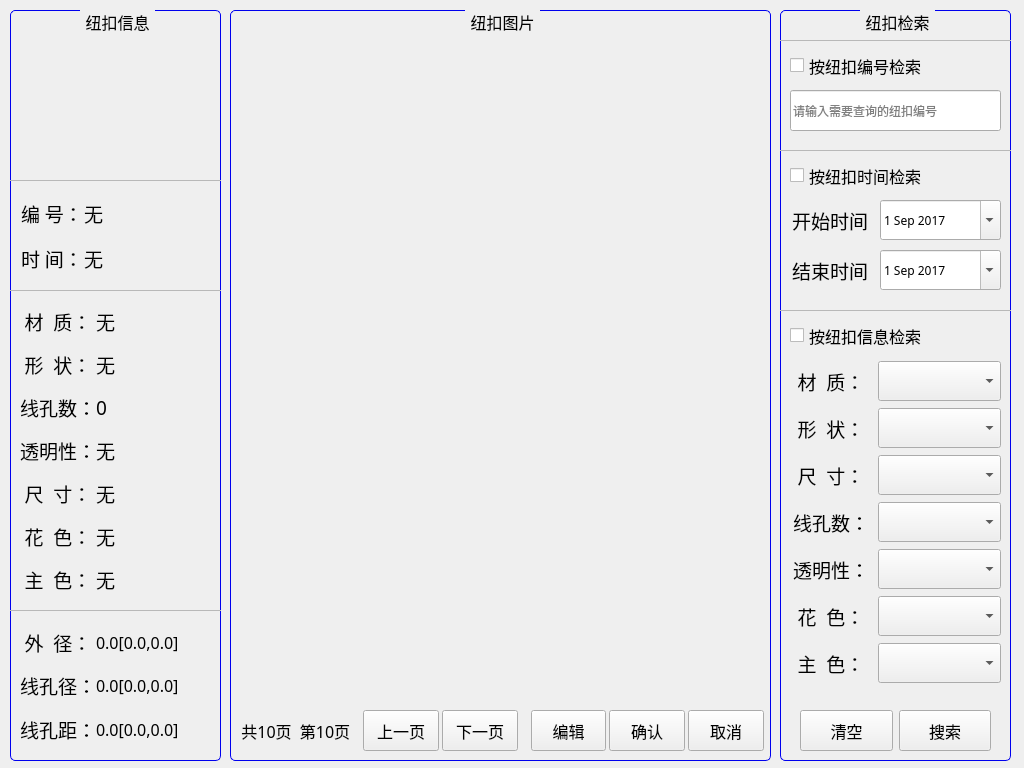
First picture: the form in Form/ButtonSelForm.ui, repository hkchenhao/MachineVisionControl, before the edit.
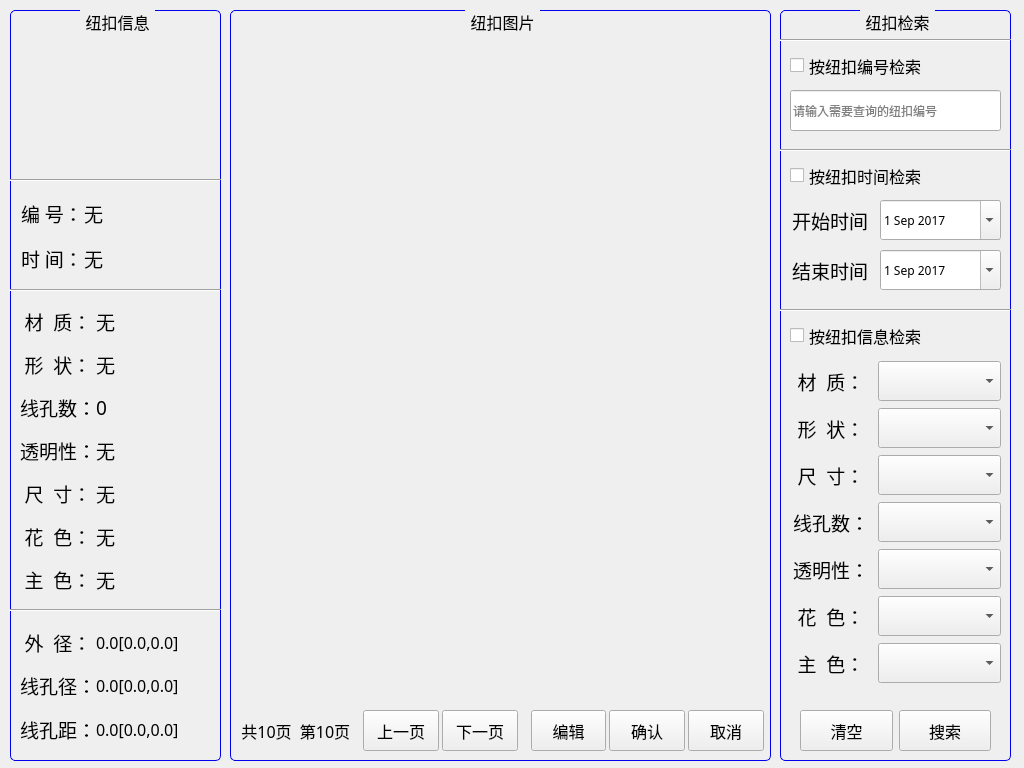
Second picture: the form after the edit. Icons and pictures are not drawn.

```diff
--- a/Form/ButtonSelForm.ui
+++ b/Form/ButtonSelForm.ui
@@ -611,61 +611,43 @@
      </item>
     </layout>
    </widget>
-   <widget class="QFrame" name="fram1_2">
+   <widget class="Line" name="line_1">
     <property name="geometry">
      <rect>
       <x>0</x>
-      <y>280</y>
+      <y>160</y>
       <width>211</width>
-      <height>1</height>
+      <height>21</height>
      </rect>
     </property>
-    <property name="frameShape">
-     <enum>QFrame::StyledPanel</enum>
+    <property name="orientation">
+     <enum>Qt::Horizontal</enum>
     </property>
-    <property name="frameShadow">
-     <enum>QFrame::Plain</enum>
-    </property>
-    <property name="lineWidth">
-     <number>0</number>
-    </property>
    </widget>
-   <widget class="QFrame" name="fram1_3">
+   <widget class="Line" name="line_2">
     <property name="geometry">
      <rect>
       <x>0</x>
-      <y>600</y>
+      <y>270</y>
       <width>211</width>
-      <height>1</height>
+      <height>21</height>
      </rect>
     </property>
-    <property name="frameShape">
-     <enum>QFrame::StyledPanel</enum>
+    <property name="orientation">
+     <enum>Qt::Horizontal</enum>
     </property>
-    <property name="frameShadow">
-     <enum>QFrame::Plain</enum>
-    </property>
-    <property name="lineWidth">
-     <number>0</number>
-    </property>
    </widget>
-   <widget class="QFrame" name="fram1_1">
+   <widget class="Line" name="line_3">
     <property name="geometry">
      <rect>
       <x>0</x>
-      <y>170</y>
+      <y>590</y>
       <width>211</width>
-      <height>1</height>
+      <height>21</height>
      </rect>
     </property>
-    <property name="frameShape">
-     <enum>QFrame::StyledPanel</enum>
-    </property>
-    <property name="frameShadow">
-     <enum>QFrame::Plain</enum>
-    </property>
-    <property name="lineWidth">
-     <number>0</number>
+    <property name="orientation">
+     <enum>Qt::Horizontal</enum>
     </property>
    </widget>
   </widget>
@@ -1385,63 +1367,6 @@
      <string>按纽扣编号检索</string>
     </property>
    </widget>
-   <widget class="QFrame" name="fram2_2">
-    <property name="geometry">
-     <rect>
-      <x>0</x>
-      <y>140</y>
-      <width>231</width>
-      <height>1</height>
-     </rect>
-    </property>
-    <property name="frameShape">
-     <enum>QFrame::StyledPanel</enum>
-    </property>
-    <property name="frameShadow">
-     <enum>QFrame::Plain</enum>
-    </property>
-    <property name="lineWidth">
-     <number>0</number>
-    </property>
-   </widget>
-   <widget class="QFrame" name="fram2_1">
-    <property name="geometry">
-     <rect>
-      <x>0</x>
-      <y>30</y>
-      <width>231</width>
-      <height>1</height>
-     </rect>
-    </property>
-    <property name="frameShape">
-     <enum>QFrame::StyledPanel</enum>
-    </property>
-    <property name="frameShadow">
-     <enum>QFrame::Plain</enum>
-    </property>
-    <property name="lineWidth">
-     <number>0</number>
-    </property>
-   </widget>
-   <widget class="QFrame" name="fram2_3">
-    <property name="geometry">
-     <rect>
-      <x>0</x>
-      <y>300</y>
-      <width>231</width>
-      <height>1</height>
-     </rect>
-    </property>
-    <property name="frameShape">
-     <enum>QFrame::StyledPanel</enum>
-    </property>
-    <property name="frameShadow">
-     <enum>QFrame::Plain</enum>
-    </property>
-    <property name="lineWidth">
-     <number>0</number>
-    </property>
-   </widget>
    <widget class="QCheckBox" name="checkBox_buttontime">
     <property name="geometry">
      <rect>
@@ -1596,6 +1521,45 @@
      </item>
     </layout>
    </widget>
+   <widget class="Line" name="line_4">
+    <property name="geometry">
+     <rect>
+      <x>0</x>
+      <y>20</y>
+      <width>231</width>
+      <height>21</height>
+     </rect>
+    </property>
+    <property name="orientation">
+     <enum>Qt::Horizontal</enum>
+    </property>
+   </widget>
+   <widget class="Line" name="line_5">
+    <property name="geometry">
+     <rect>
+      <x>0</x>
+      <y>130</y>
+      <width>231</width>
+      <height>21</height>
+     </rect>
+    </property>
+    <property name="orientation">
+     <enum>Qt::Horizontal</enum>
+    </property>
+   </widget>
+   <widget class="Line" name="line_6">
+    <property name="geometry">
+     <rect>
+      <x>0</x>
+      <y>290</y>
+      <width>231</width>
+      <height>21</height>
+     </rect>
+    </property>
+    <property name="orientation">
+     <enum>Qt::Horizontal</enum>
+    </property>
+   </widget>
   </widget>
  </widget>
  <resources/>
```
